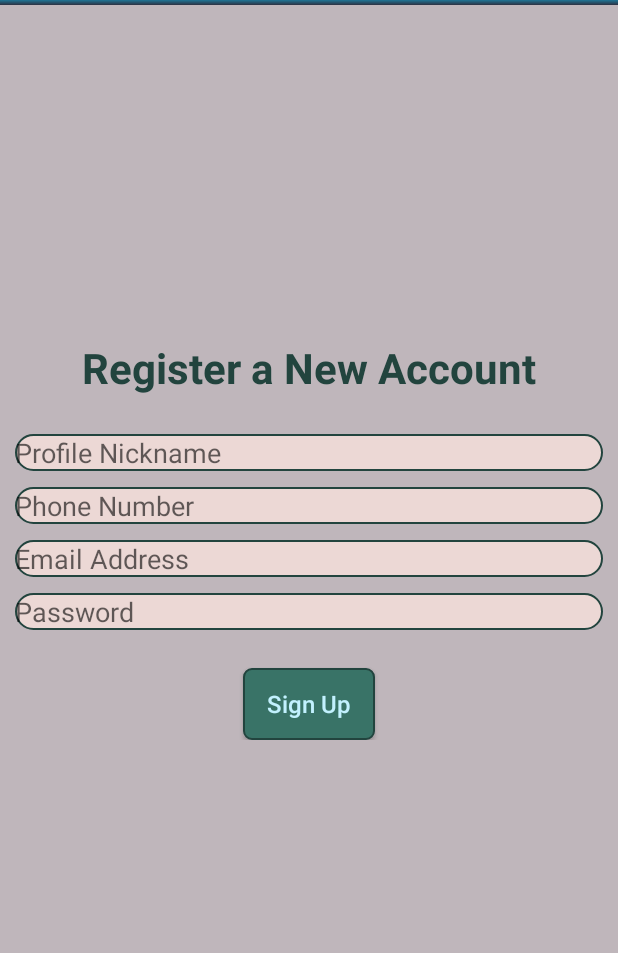
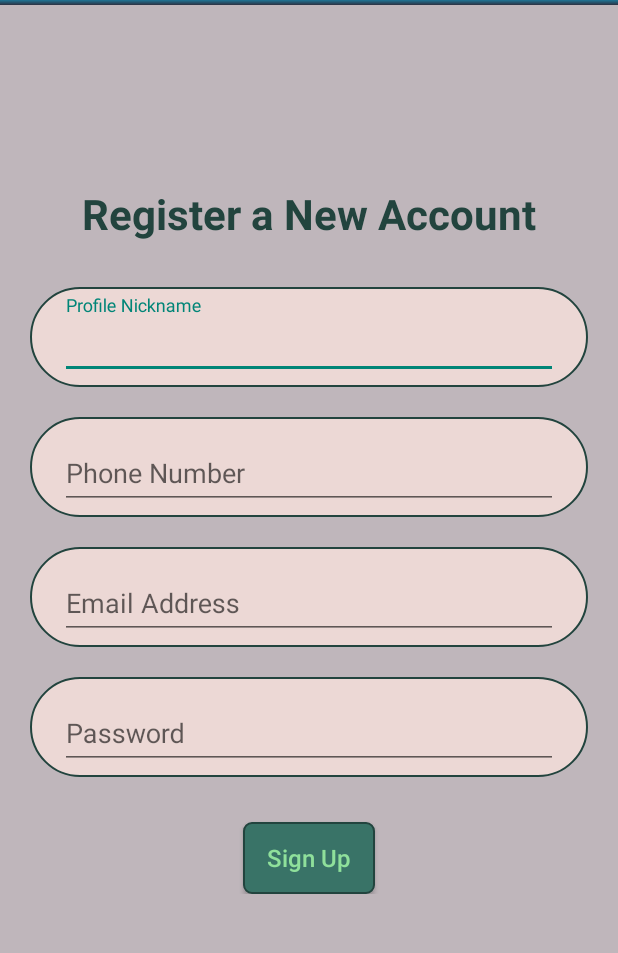
Before and after one commit to alia-io/DogWalker, an Android app: the screen it shows after launch (SignUpActivity), on a phone screen of 412 x 824 dp, the part 79-1032 px from its top. Run offline under Robolectric (Android 15) with nearby library versions, the phone set to English and light mode, and no system bars; our stand-ins replace Firebase (no records; nobody signed in at launch, a user with empty details on screens opened directly).

Commit message:
Some signup activity code, setting up User DB nodes

```diff
--- a/app/src/main/java/com/example/dogwalker/SignUpActivity.java
+++ b/app/src/main/java/com/example/dogwalker/SignUpActivity.java
@@ -3,12 +3,34 @@ package com.example.dogwalker;
 import androidx.appcompat.app.AppCompatActivity;
 
 import android.os.Bundle;
+import android.view.View;
+import android.widget.EditText;
+
+import com.google.firebase.auth.FirebaseAuth;
+import com.google.firebase.auth.FirebaseUser;
 
 public class SignUpActivity extends AppCompatActivity {
+
+    private FirebaseAuth mAuth;
+    private FirebaseUser currentUser;
+    private EditText profileName, phoneNumber, emailAddress, password;
 
     @Override
     protected void onCreate(Bundle savedInstanceState) {
         super.onCreate(savedInstanceState);
         setContentView(R.layout.activity_sign_up);
+
+        // Initialize Firebase Auth
+        mAuth = FirebaseAuth.getInstance();
+        currentUser = mAuth.getCurrentUser();
+
+        profileName = findViewById(R.id.profile_name);
+        phoneNumber = findViewById(R.id.phone_number);
+        emailAddress = findViewById(R.id.email_address);
+        password = findViewById(R.id.password);
+    }
+
+    public void signUp(View view) {
+
     }
 }
--- /dev/null
+++ b/app/src/main/java/com/example/dogwalker/User.java
@@ -0,0 +1,5 @@
+package com.example.dogwalker;
+
+public class User {
+
+}
--- a/app/src/main/res/layout/activity_sign_up.xml
+++ b/app/src/main/res/layout/activity_sign_up.xml
@@ -55,27 +55,45 @@
             android:layout_marginBottom="20dp"
             android:layout_width="wrap_content"
             android:layout_height="wrap_content" />
-        <EditText
-            android:id="@+id/profile_name"
+        <com.google.android.material.textfield.TextInputLayout
             android:hint="@string/name_hint"
-            style="@style/Theme.EditText" />
-        <EditText
-            android:id="@+id/phone_number"
+            style="@style/Theme.TextInputLayout">
+            <com.google.android.material.textfield.TextInputEditText
+                android:id="@+id/profile_name"
+                android:layout_width="match_parent"
+                android:layout_height="wrap_content" />
+        </com.google.android.material.textfield.TextInputLayout>
+        <com.google.android.material.textfield.TextInputLayout
             android:hint="@string/phone_hint"
-            android:inputType="phone"
-            style="@style/Theme.EditText" />
-        <EditText
-            android:id="@+id/email_address"
+            style="@style/Theme.TextInputLayout">
+            <com.google.android.material.textfield.TextInputEditText
+                android:id="@+id/phone_number"
+                android:inputType="phone"
+                android:layout_width="match_parent"
+                android:layout_height="wrap_content" />
+        </com.google.android.material.textfield.TextInputLayout>
+        <com.google.android.material.textfield.TextInputLayout
             android:hint="@string/email_hint"
-            style="@style/Theme.EditText" />
-        <EditText
-            android:id="@+id/password"
+            style="@style/Theme.TextInputLayout">
+            <com.google.android.material.textfield.TextInputEditText
+                android:id="@+id/email_address"
+                android:layout_width="match_parent"
+                android:layout_height="wrap_content" />
+        </com.google.android.material.textfield.TextInputLayout>
+        <com.google.android.material.textfield.TextInputLayout
             android:hint="@string/password_hint"
-            android:inputType="textPassword"
-            style="@style/Theme.EditText" />
+            style="@style/Theme.TextInputLayout">
+            <com.google.android.material.textfield.TextInputEditText
+                android:id="@+id/password"
+                android:inputType="textPassword"
+                android:layout_width="match_parent"
+                android:layout_height="wrap_content" />
+        </com.google.android.material.textfield.TextInputLayout>
         <Button
             android:text="@string/sign_up_button"
+            android:onClick="signUp"
             android:layout_marginTop="20dp"
-            style="@style/Theme.Button" />
+            style="@style/Theme.Button"
+            tools:ignore="UsingOnClickInXml" />
     </LinearLayout>
 </androidx.constraintlayout.widget.ConstraintLayout>
--- a/app/src/main/res/values/themes.xml
+++ b/app/src/main/res/values/themes.xml
@@ -13,19 +13,23 @@
         <item name="android:windowActivityTransitions">true</item>
     </style>
 
-    <style name="Theme.EditText" parent="Widget.AppCompat.EditText">
-        <item name="android:background">@drawable/edit_text_style</item>
-        <item name="android:layout_marginTop">5dp</item>
-        <item name="android:layout_marginBottom">5dp</item>
-        <item name="android:layout_marginLeft">10dp</item>
-        <item name="android:layout_marginRight">10dp</item>
+    <style name="Theme.TextInputLayout" parent="Widget.Design.TextInputLayout">
+        <item name="android:background">@drawable/text_input_layout_style</item>
+        <item name="android:layout_marginLeft">20dp</item>
+        <item name="android:layout_marginRight">20dp</item>
+        <item name="android:layout_marginTop">10dp</item>
+        <item name="android:layout_marginBottom">10dp</item>
+        <item name="android:paddingTop">5dp</item>
+        <item name="android:paddingBottom">5dp</item>
+        <item name="android:paddingLeft">20dp</item>
+        <item name="android:paddingRight">20dp</item>
         <item name="android:layout_width">match_parent</item>
         <item name="android:layout_height">wrap_content</item>
     </style>
 
     <style name="Theme.Button" parent="Widget.AppCompat.Button">
         <item name="android:background">@drawable/button_style</item>
-        <item name="android:textColor">@color/ice_blue</item>
+        <item name="android:textColor">@color/light_green</item>
         <item name="android:textSize">16sp</item>
         <item name="android:textAllCaps">false</item>
         <item name="android:layout_width">wrap_content</item>
```
Also changed, not shown: app/src/main/res/drawable/text_input_layout_style.xml (renamed from app/src/main/res/drawable/edit_text_style.xml).
